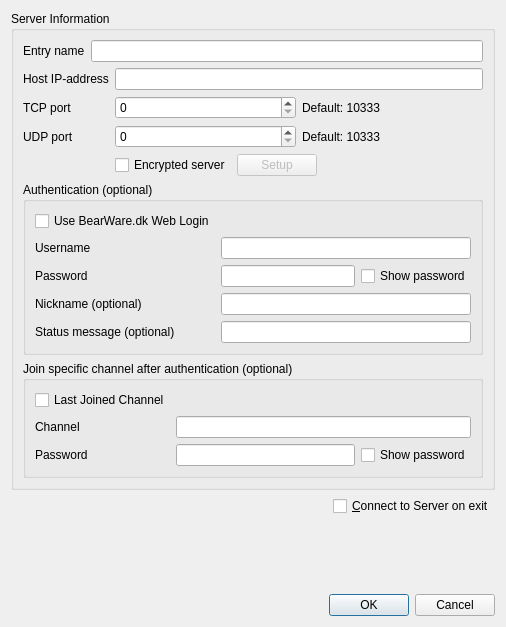
This is Client/qtTeamTalk/serverdlg.ui in BearWare/TeamTalk5 as Qt 5 draws it before an edit. The edited form follows.
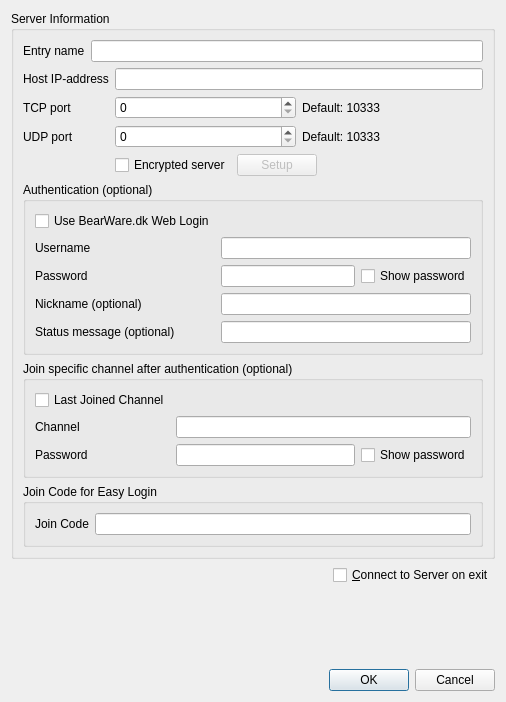
This is the edited form.

Commit message:
Generate Join Code for privately published server
Enter join code in Server List dialog and see join code in Edit Server
dialog.

```diff
--- a/Client/qtTeamTalk/serverdlg.ui
+++ b/Client/qtTeamTalk/serverdlg.ui
@@ -7,7 +7,7 @@
     <x>0</x>
     <y>0</y>
     <width>506</width>
-    <height>627</height>
+    <height>702</height>
    </rect>
   </property>
   <property name="windowTitle">
@@ -296,6 +296,32 @@
         </layout>
        </widget>
       </item>
+      <item row="7" column="0" colspan="2">
+       <widget class="QGroupBox" name="joincodeGroupBox">
+        <property name="title">
+         <string>Join Code for Easy Login</string>
+        </property>
+        <layout class="QFormLayout" name="formLayout_4">
+         <item row="0" column="0">
+          <widget class="QLabel" name="label_3">
+           <property name="text">
+            <string>Join Code</string>
+           </property>
+           <property name="buddy">
+            <cstring>joinCodeEdit</cstring>
+           </property>
+          </widget>
+         </item>
+         <item row="0" column="1">
+          <widget class="QLineEdit" name="joinCodeEdit">
+           <property name="readOnly">
+            <bool>true</bool>
+           </property>
+          </widget>
+         </item>
+        </layout>
+       </widget>
+      </item>
      </layout>
     </widget>
    </item>
```
The commit also changes 9 other files.
